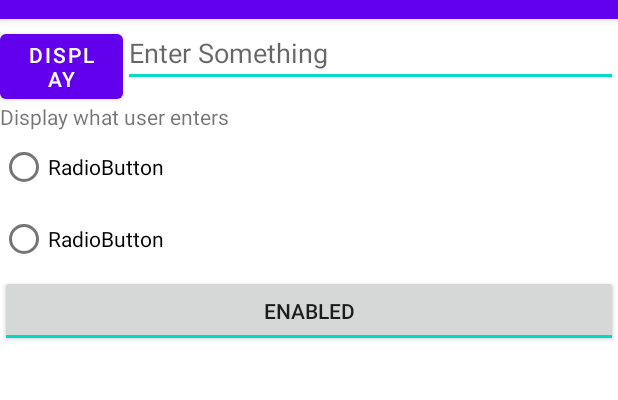
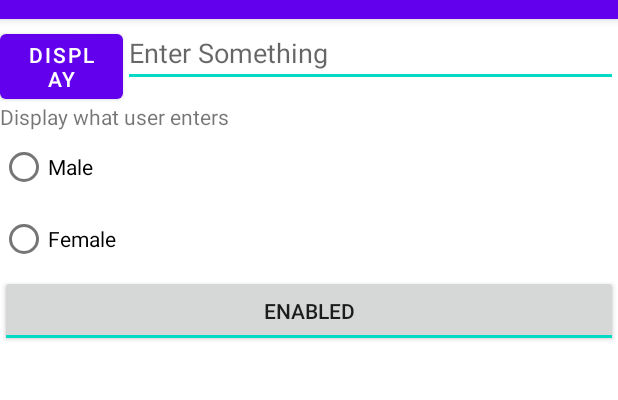
Before and after one commit to 19011785-Siew-YongYing/DemoSimpleClick, an Android app: the screen it shows after launch (MainActivity), on a phone screen of 412 x 824 dp, the part 65-465 px from its top. Run offline under Robolectric (Android 15) with nearby library versions, the phone set to English and light mode, and no system bars; 1 statement that could not run was skipped.

Commit message:
SectionD - Changes made to Radio Button Gender

```diff
--- a/app/src/main/res/layout/activity_main.xml
+++ b/app/src/main/res/layout/activity_main.xml
@@ -41,13 +41,13 @@
             android:id="@+id/radioButtonGenderMale"
             android:layout_width="match_parent"
             android:layout_height="wrap_content"
-            android:text="RadioButton" />
+            android:text="@string/radioButtonMale" />
 
         <RadioButton
             android:id="@+id/radioButtonGenderFemale"
-            android:layout_width="match_parent"
+            android:layout_width="wrap_content"
             android:layout_height="wrap_content"
-            android:text="RadioButton" />
+            android:text="@string/radiobuttonFemale" />
     </RadioGroup>
 
     <ToggleButton
--- a/app/src/main/res/values/strings.xml
+++ b/app/src/main/res/values/strings.xml
@@ -4,4 +4,6 @@
     <string name="show">Display what user enters</string>
     <string name="disabled">Disabled</string>
     <string name="enabled">Enabled</string>
+    <string name="radiobuttonFemale">Female</string>
+    <string name="radioButtonMale">Male</string>
 </resources>
```
